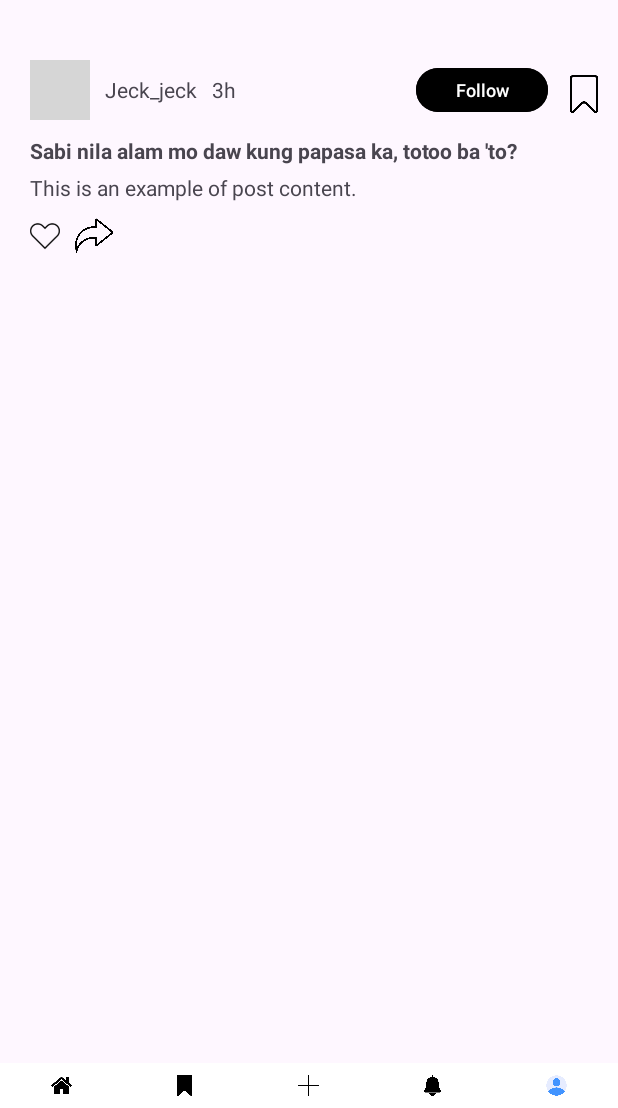
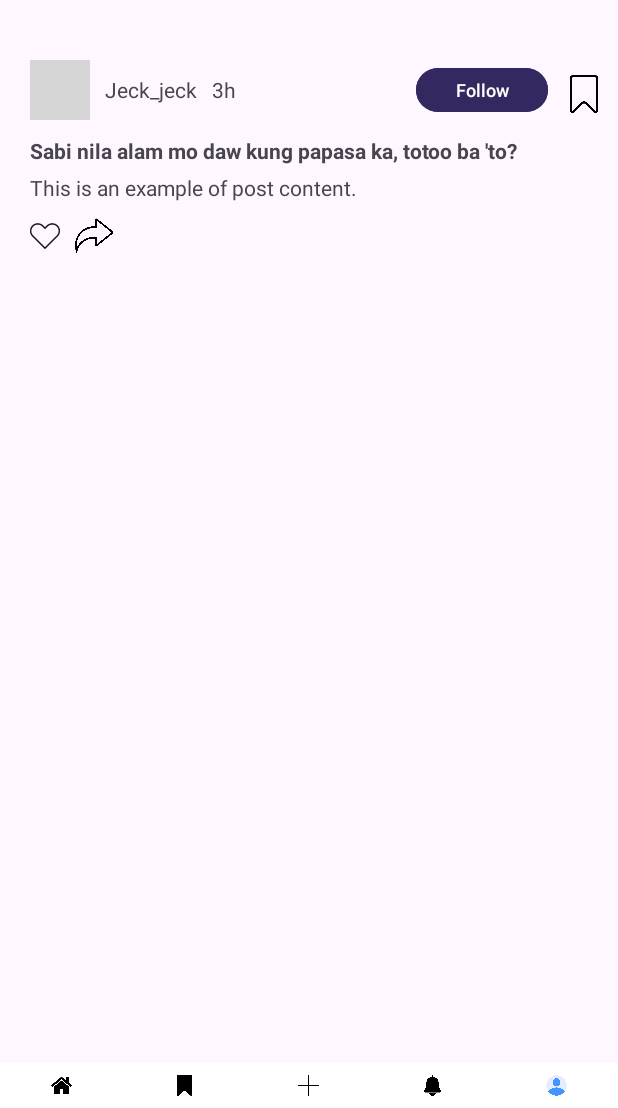
Before and after one commit to el0411/MADFinalProject, an Android app: the layout activity_feed.xml on its own in the app's theme, with its tools: preview values and no code run, on a phone screen of 412 x 824 dp, the part 128-1236 px from its top. Run offline under Robolectric (Android 15) with nearby library versions, the phone set to English and light mode, and no system bars; grey boxes are pictures that could not be loaded.

Commit message:
Design adjustments

```diff
--- a/app/src/main/java/com/example/brainhub/FeedActivity.java
+++ b/app/src/main/java/com/example/brainhub/FeedActivity.java
@@ -204,7 +204,7 @@ public class FeedActivity extends AppCompatActivity {
         followButton.setText("Follow");
         followButton.setTextSize(TypedValue.COMPLEX_UNIT_SP, 12);
         followButton.setTextColor(getResources().getColor(R.color.white));
-        followButton.setBackgroundResource(R.drawable.rounded_button); // Use a drawable resource for rounded corners
+        followButton.setBackgroundResource(R.drawable.rounded_button);
         followButton.setOnClickListener(v -> {
             Toast.makeText(this, username + " followed!", Toast.LENGTH_SHORT).show();
         });
--- a/app/src/main/res/drawable/rounded_button.xml
+++ b/app/src/main/res/drawable/rounded_button.xml
@@ -1,6 +1,6 @@
 <?xml version="1.0" encoding="utf-8"?>
 <shape xmlns:android="http://schemas.android.com/apk/res/android">
-    <solid android:color="@color/black" /> <!-- Background color -->
+    <solid android:color="@color/purple" /> <!-- Background color -->
     <corners android:radius="30dp" /> <!-- Corner radius for rounded corners -->
     <padding
         android:left="10dp"
--- a/app/src/main/res/layout/activity_feed.xml
+++ b/app/src/main/res/layout/activity_feed.xml
@@ -85,7 +85,7 @@
                                 android:layout_height="37dp"
                                 android:layout_marginLeft="120dp"
                                 android:layout_marginRight="20dp"
-                                android:backgroundTint="@color/black"
+                                android:backgroundTint="@color/purple"
                                 android:text="Follow"
                                 android:textColor="@color/white"
                                 android:textSize="12sp" />
--- a/app/src/main/res/values/colors.xml
+++ b/app/src/main/res/values/colors.xml
@@ -3,4 +3,5 @@
     <color name="black">#FF000000</color>
     <color name="white">#FFFFFFFF</color>
     <color name="yellow">#D8BD2C</color>
+    <color name="purple">#332860</color>
 </resources>
```
